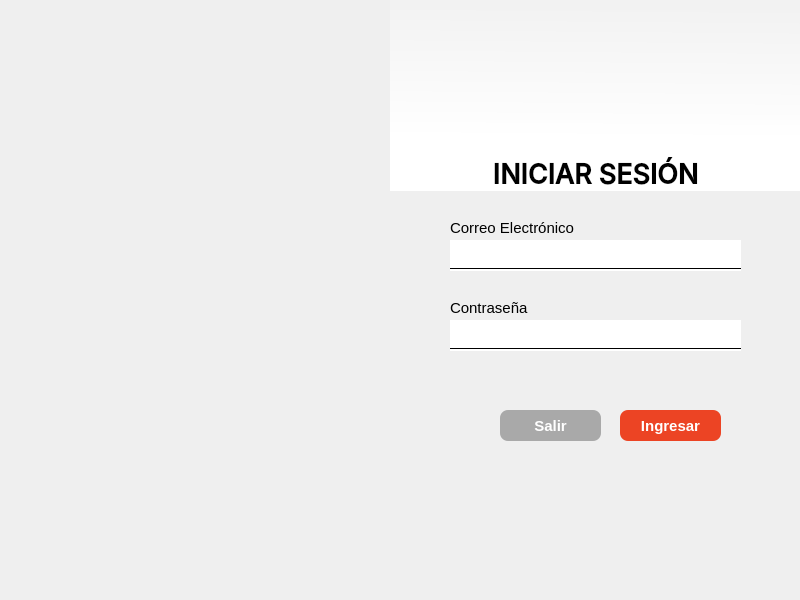
Alex300VA24/projectHotel, file project1/views/ui/login.ui: the form before one commit.
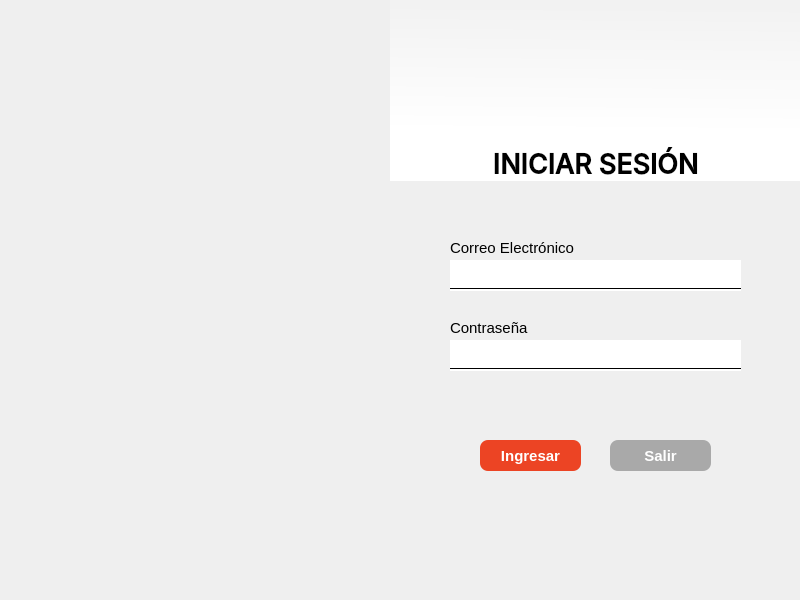
The form after the commit. Icons and pictures are not drawn.

```diff
--- a/project1/views/ui/login.ui
+++ b/project1/views/ui/login.ui
@@ -31,7 +31,7 @@
    <property name="geometry">
     <rect>
      <x>550</x>
-     <y>70</y>
+     <y>60</y>
      <width>91</width>
      <height>91</height>
     </rect>
@@ -50,7 +50,7 @@
    <property name="geometry">
     <rect>
      <x>450</x>
-     <y>260</y>
+     <y>280</y>
      <width>291</width>
      <height>16</height>
     </rect>
@@ -74,8 +74,8 @@
    </property>
    <property name="geometry">
     <rect>
-     <x>620</x>
-     <y>410</y>
+     <x>480</x>
+     <y>440</y>
      <width>101</width>
      <height>31</height>
     </rect>
@@ -108,7 +108,7 @@
    <property name="geometry">
     <rect>
      <x>450</x>
-     <y>320</y>
+     <y>340</y>
      <width>291</width>
      <height>31</height>
     </rect>
@@ -116,7 +116,7 @@
    <property name="font">
     <font>
      <family>Tahoma</family>
-     <pointsize>10</pointsize>
+     <pointsize>11</pointsize>
     </font>
    </property>
    <property name="styleSheet">
@@ -130,7 +130,7 @@
    <property name="geometry">
     <rect>
      <x>450</x>
-     <y>340</y>
+     <y>360</y>
      <width>291</width>
      <height>16</height>
     </rect>
@@ -152,7 +152,7 @@
    <property name="geometry">
     <rect>
      <x>450</x>
-     <y>240</y>
+     <y>260</y>
      <width>291</width>
      <height>31</height>
     </rect>
@@ -160,7 +160,7 @@
    <property name="font">
     <font>
      <family>Tahoma</family>
-     <pointsize>10</pointsize>
+     <pointsize>11</pointsize>
     </font>
    </property>
    <property name="styleSheet">
@@ -176,7 +176,7 @@
    <property name="geometry">
     <rect>
      <x>450</x>
-     <y>220</y>
+     <y>240</y>
      <width>151</width>
      <height>16</height>
     </rect>
@@ -198,7 +198,7 @@
      <x>390</x>
      <y>0</y>
      <width>411</width>
-     <height>191</height>
+     <height>181</height>
     </rect>
    </property>
    <property name="font">
@@ -244,7 +244,7 @@
    <property name="geometry">
     <rect>
      <x>450</x>
-     <y>300</y>
+     <y>320</y>
      <width>101</width>
      <height>16</height>
     </rect>
@@ -263,8 +263,8 @@
   <widget class="QPushButton" name="btn_salir">
    <property name="geometry">
     <rect>
-     <x>500</x>
-     <y>410</y>
+     <x>610</x>
+     <y>440</y>
      <width>101</width>
      <height>31</height>
     </rect>
```
